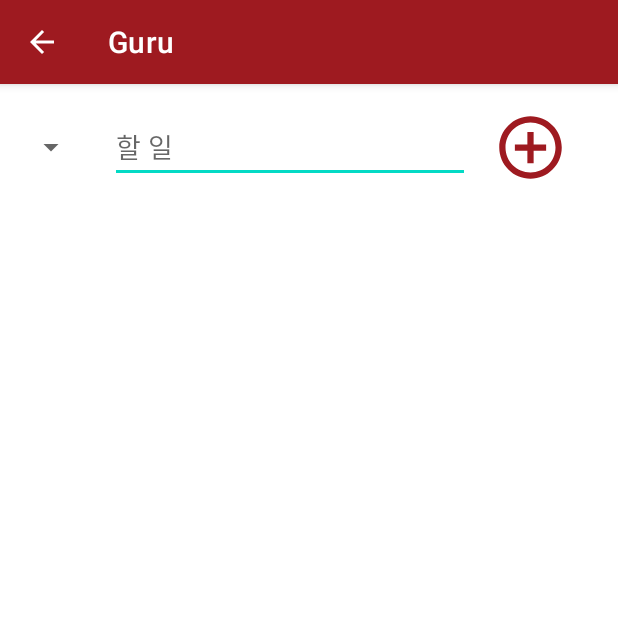
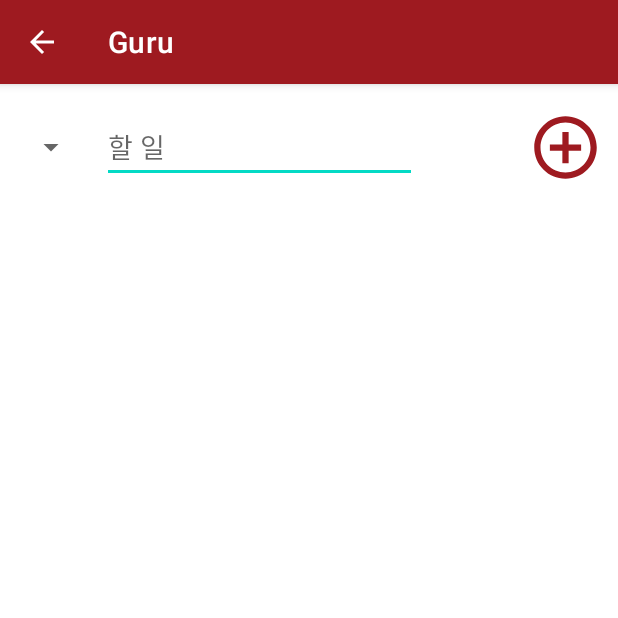
Before and after one commit to cje172/guru2-android-swuDoList, an Android app: the EditSchedule screen opened directly, with no data from a screen before it, on a phone screen of 412 x 824 dp, the top half of it. Run offline under Robolectric (Android 15) with nearby library versions, the phone set to English and light mode, and no system bars; libraries missing offline, so code that uses them is left out: petrov.kristiyan.colorpicker.

Commit message:
속성 수정

```diff
--- a/app/src/main/res/layout/activity_edit_schedule.xml
+++ b/app/src/main/res/layout/activity_edit_schedule.xml
@@ -24,20 +24,30 @@
 
         <EditText
             android:id="@+id/add_todo"
-            android:layout_width="240dp"
+            android:layout_width="210dp"
             android:layout_height="wrap_content"
-            android:layout_marginLeft="15dp"
-            android:layout_marginRight="15dp"
+            android:layout_marginLeft="10dp"
+            android:layout_marginRight="10dp"
+            android:layout_gravity="center"
             android:hint="할 일" />
 
-        <ImageButton
-            android:id="@+id/add_todo_btn"
-            android:layout_width="50dp"
+        <LinearLayout
+            android:layout_width="match_parent"
             android:layout_height="match_parent"
-            android:layout_gravity="center"
-            android:background="@color/white"
-            android:scaleType="centerCrop"
-            android:src="@drawable/add_button" />
+            android:gravity="end">
+
+            <ImageButton
+                android:id="@+id/add_todo_btn"
+                android:layout_width="50dp"
+                android:layout_height="50dp"
+                android:layout_gravity="center"
+                android:background="@color/white"
+                android:scaleType="fitCenter"
+                android:src="@drawable/add_button" />
+
+        </LinearLayout>
+
+
     </LinearLayout>
 
     <ScrollView
```
